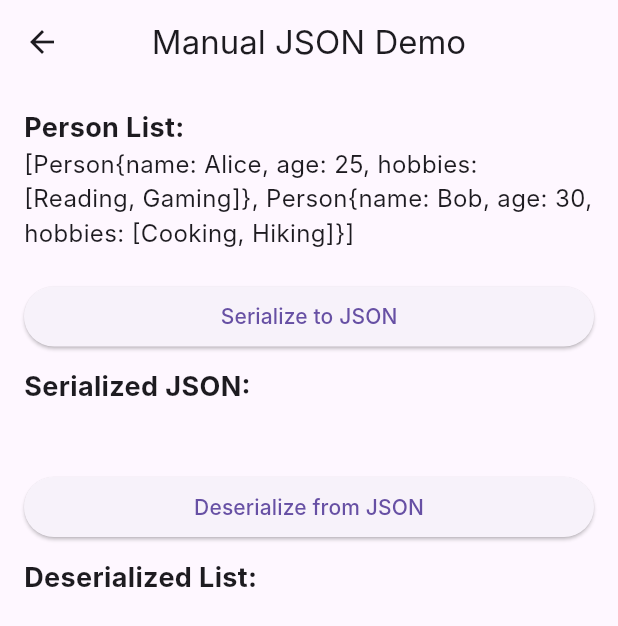
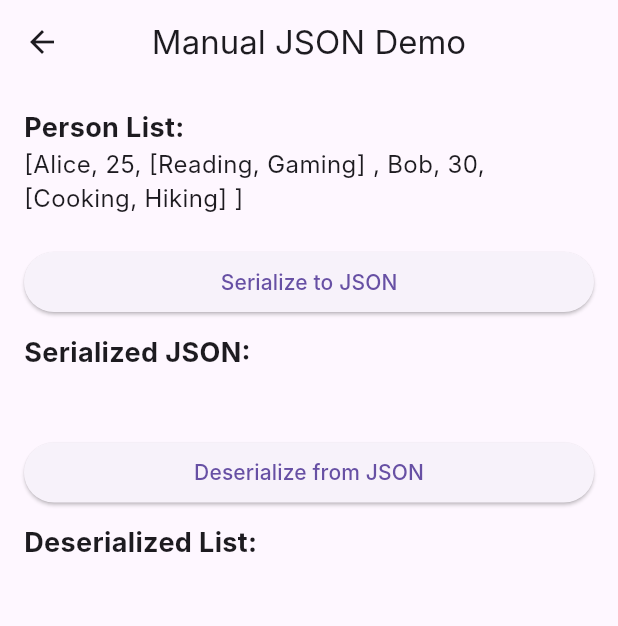
Before and after one commit to RuiwenG/268-JSON, a Flutter app: the ManualSerializationPage screen opened by its route, on a phone screen of 412 x 824 dp. Shown: the top 626 px of the screen. Run offline on Flutter 3.47's test engine with Material 3 defaults, Android fonts, the phone set to English and light mode, and no system bars; Roboto replaces fonts that are missing (Inter).

Commit message:
not good

```diff
--- /dev/null
+++ b/lib/pages/example.dart
@@ -0,0 +1,22 @@
+import 'package:json_annotation/json_annotation.dart';
+
+part 'example.g.dart';
+
+@JsonSerializable()
+class Person {
+  /// The generated code assumes these values exist in JSON.
+  final String firstName, lastName;
+
+  /// The generated code below handles if the corresponding JSON value doesn't
+  /// exist or is empty.
+  final DateTime? dateOfBirth;
+
+  Person({required this.firstName, required this.lastName, this.dateOfBirth});
+
+  /// Connect the generated [_$PersonFromJson] function to the `fromJson`
+  /// factory.
+  factory Person.fromJson(Map<String, dynamic> json) => _$PersonFromJson(json);
+
+  /// Connect the generated [_$PersonToJson] function to the `toJson` method.
+  Map<String, dynamic> toJson() => _$PersonToJson(this);
+}
--- a/lib/pages/person.dart
+++ b/lib/pages/person.dart
@@ -20,6 +20,6 @@ class Person {
 
   @override
   String toString() {
-    return 'Person{name: $name, age: $age, hobbies: $hobbies}';
+    return '$name, $age, $hobbies ';
   }
 }
```
Also changed, not shown: lib/pages/user.dart (added, +12 -0 lines), lib/pages/example.g.dart (added).
